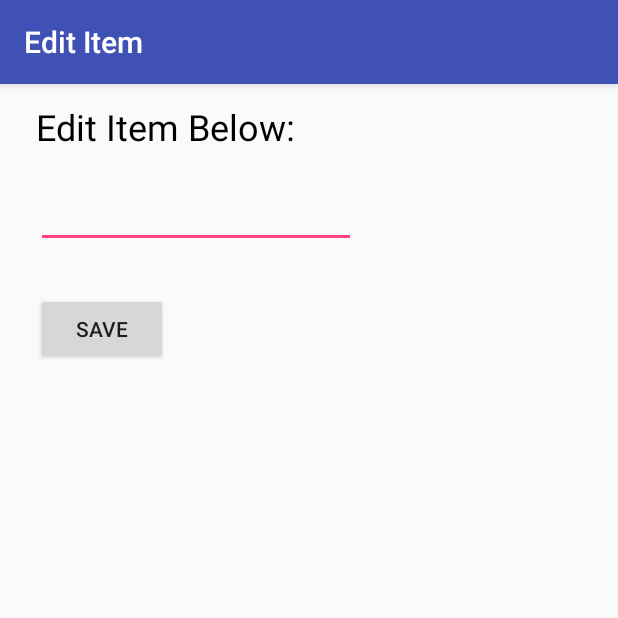
After one commit to davidqphan/ToDoApp, an Android app: the EditItemActivity screen opened directly, with no data from a screen before it, on a phone screen of 412 x 824 dp, the top half of it. The commit adds this screen. Run offline under Robolectric (Android 15) with nearby library versions, the phone set to English and light mode, and no system bars; 1 statement that could not run was skipped.

Commit message:
edit feature: edit the text of an item added to the list

```diff
--- /dev/null
+++ b/app/src/main/java/com/example/dphan/todoapp/EditItemActivity.java
@@ -0,0 +1,46 @@
+package com.example.dphan.todoapp;
+
+import android.content.Intent;
+import android.os.Bundle;
+import android.support.v7.app.AppCompatActivity;
+import android.view.View;
+import android.widget.EditText;
+
+import java.sql.SQLOutput;
+
+/**
+ * Created by dphan on 8/1/17.
+ */
+
+public class EditItemActivity extends AppCompatActivity {
+
+    private String editText;
+    private int positionText;
+    private EditText etMulti;
+
+    @Override
+    protected void onCreate(Bundle savedInstanceState) {
+        super.onCreate(savedInstanceState);
+        setContentView(R.layout.activity_edit_item);
+
+        editText = getIntent().getStringExtra("itemText");
+        positionText = getIntent().getIntExtra("positionText", 0);
+
+        etMulti = (EditText) findViewById(R.id.etMulti);
+        etMulti.setText(editText);
+        etMulti.setSelection(editText.length());
+    }
+
+    public void onSave(View view) {
+
+        // Prepare data intent
+        Intent data = new Intent();
+        // Pass relevant data back as a result
+        data.putExtra("itemText", etMulti.getText().toString());
+        data.putExtra("positionText", positionText); // ints work too
+        // Activity finished ok, return the data
+        setResult(RESULT_OK, data); // set result code and bundle data for response
+        finish(); // closes the activity, pass data to parent
+    }
+
+}
--- /dev/null
+++ b/app/src/main/res/layout/activity_edit_item.xml
@@ -0,0 +1,39 @@
+<?xml version="1.0" encoding="utf-8"?>
+<RelativeLayout
+    xmlns:android="http://schemas.android.com/apk/res/android" android:layout_width="match_parent"
+    android:layout_height="match_parent">
+
+    <EditText
+        android:id="@+id/etMulti"
+        android:layout_width="wrap_content"
+        android:layout_height="wrap_content"
+        android:ems="10"
+        android:inputType="textMultiLine"
+        android:layout_marginTop="19dp"
+        android:layout_below="@+id/tvEditItem"
+        android:layout_alignStart="@+id/btnSaveItem" />
+
+    <Button
+        android:id="@+id/btnSaveItem"
+        android:layout_width="wrap_content"
+        android:layout_height="wrap_content"
+        android:layout_marginTop="30dp"
+        android:text="@string/save"
+        android:layout_below="@+id/etMulti"
+        android:layout_alignParentStart="true"
+        android:onClick="onSave"
+        android:layout_marginStart="24dp" />
+
+    <TextView
+        android:id="@+id/tvEditItem"
+        android:layout_width="wrap_content"
+        android:layout_height="wrap_content"
+        android:layout_alignParentTop="true"
+        android:layout_alignStart="@+id/etMulti"
+        android:layout_marginTop="12dp"
+        android:ems="10"
+        android:inputType="textPersonName"
+        android:text="@string/edit_text_view"
+        android:textColor="@android:color/black"
+        android:textSize="24sp"/>
+</RelativeLayout>
--- a/app/src/main/res/values/strings.xml
+++ b/app/src/main/res/values/strings.xml
@@ -2,4 +2,8 @@
     <string name="app_name">ToDoApp</string>
     <string name="add">Add</string>
     <string name="add_item">Add a new item...</string>
+    <string name="save">Save</string>
+    <string name="edit_text_view">Edit Item Below:</string>
+    <string name="activity_todo">Simple Todo</string>
+    <string name="activity_edit_item">Edit Item</string>
 </resources>
```
Also changed, not shown: app/src/main/AndroidManifest.xml (+10 -1 lines), app/src/main/java/com/example/dphan/todoapp/MainActivity.java (+29 -0 lines).
